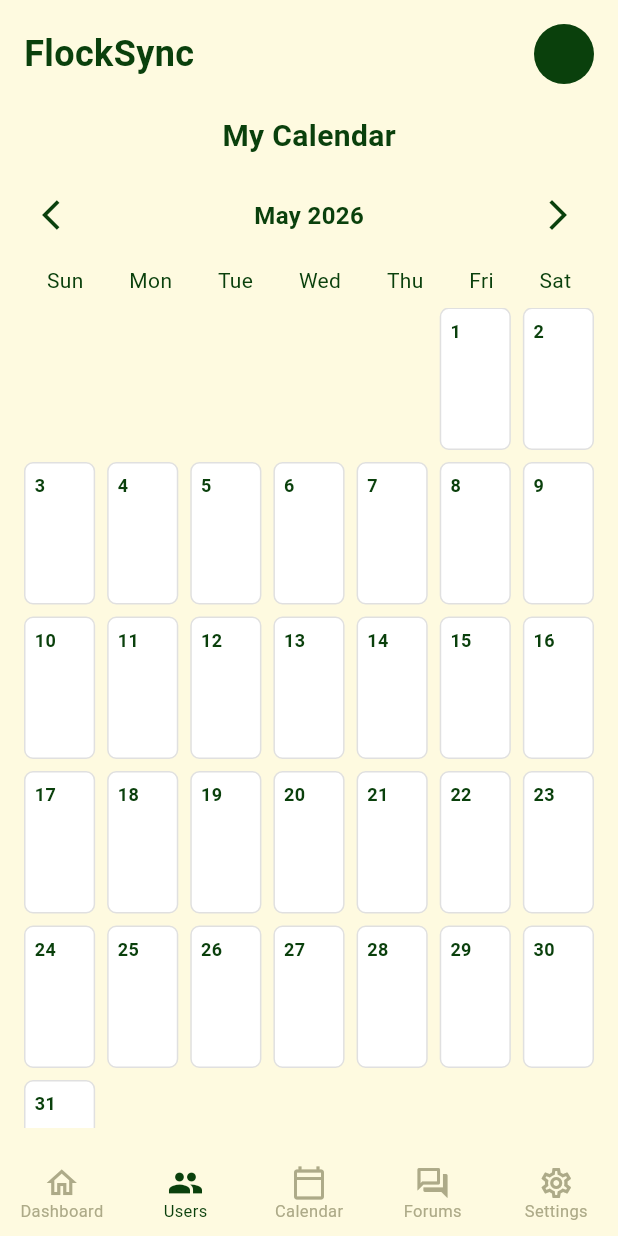
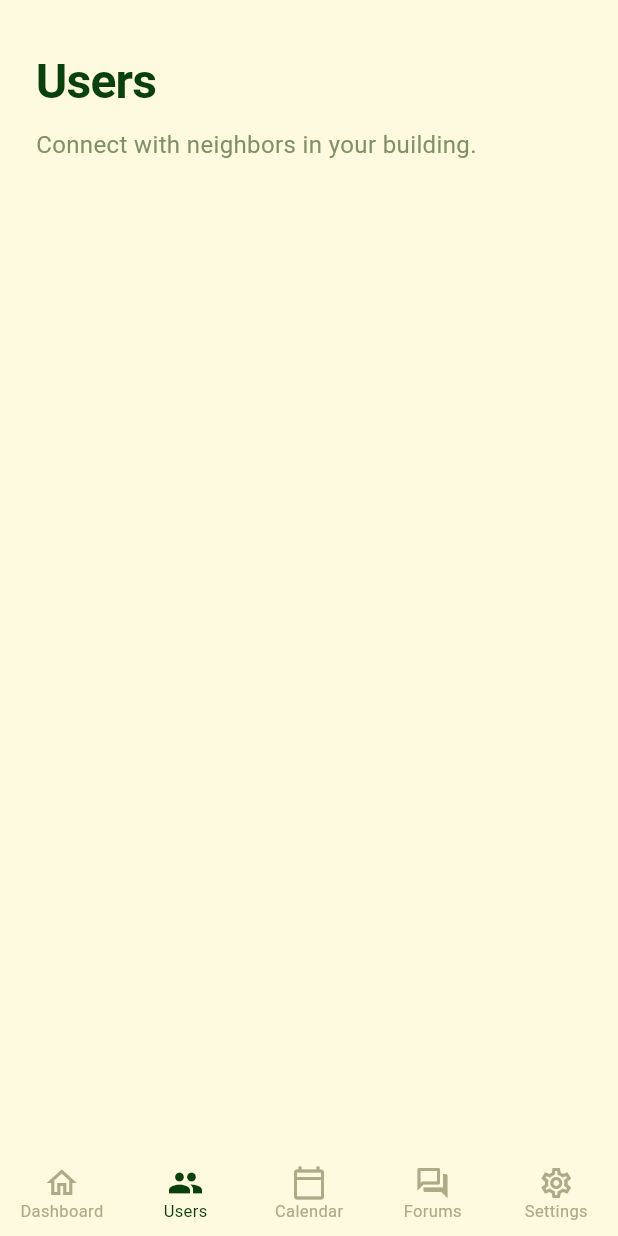
Before and after one commit to DataAgent47/Flocksync, a Flutter app: the MainShell screen opened directly with empty values, item 2 of the bottom bar chosen, on a phone screen of 412 x 824 dp. Run offline on Flutter 3.47's test engine with Material 3 defaults, Android fonts, the phone set to English and light mode, and no system bars; our stand-ins replace cloud_firestore, firebase_auth, firebase_core, firebase_storage, flutter_map, google_sign_in and 4 more; accounts and stored records are empty; generated files the repository leaves out were written again.

Commit message:
Add user placeholder

```diff
--- a/frontend/lib/features/settings/screens/settings_screen.dart
+++ b/frontend/lib/features/settings/screens/settings_screen.dart
@@ -56,7 +56,7 @@ class _SettingsScreenState extends State<SettingsScreen> {
           backgroundColor: FlockColors.cream,
           body: SafeArea(
             child: ListView(
-              padding: const EdgeInsets.fromLTRB(20, 20, 20, 32),
+              padding: const EdgeInsets.fromLTRB(24, 32, 24, 0),
               children: [
                 const Text(
                   'Settings',
@@ -64,6 +64,7 @@ class _SettingsScreenState extends State<SettingsScreen> {
                     fontSize: 32,
                     fontWeight: FontWeight.w700,
                     color: FlockColors.darkGreen,
+                    letterSpacing: -0.5,
                   ),
                 ),
                 const SizedBox(height: 8),
@@ -71,10 +72,11 @@ class _SettingsScreenState extends State<SettingsScreen> {
                   'Manage your account and privacy preferences.',
                   style: TextStyle(
                     color: FlockColors.textSecondary,
-                    fontSize: 15,
+                    fontSize: 16,
+                    height: 1.4,
                   ),
                 ),
-                const SizedBox(height: 16),
+                const SizedBox(height: 24),
                 StreamBuilder(
                   stream: _controller.profileStream(widget.user.uid),
                   builder: (context, snapshot) {
--- /dev/null
+++ b/frontend/lib/features/users/screens/users_screen.dart
@@ -0,0 +1,41 @@
+import 'package:flutter/material.dart';
+import 'package:flocksync/core/theme/flock_theme.dart';
+
+class UsersScreen extends StatelessWidget {
+  const UsersScreen({super.key});
+
+  @override
+  Widget build(BuildContext context) {
+    return Scaffold(
+      backgroundColor: FlockColors.cream,
+      body: SafeArea(
+        child: Padding(
+          padding: const EdgeInsets.fromLTRB(24, 32, 24, 0),
+          child: Column(
+            crossAxisAlignment: CrossAxisAlignment.start,
+            children: [
+              const Text(
+                'Users',
+                style: TextStyle(
+                  fontSize: 32,
+                  fontWeight: FontWeight.w700,
+                  color: FlockColors.darkGreen,
+                  letterSpacing: -0.5,
+                ),
+              ),
+              const SizedBox(height: 8),
+              const Text(
+                'Connect with neighbors in your building.',
+                style: TextStyle(
+                  fontSize: 16,
+                  color: FlockColors.textSecondary,
+                  height: 1.4,
+                ),
+              ),
+            ],
+          ),
+        ),
+      ),
+    );
+  }
+}
--- a/frontend/lib/main.dart
+++ b/frontend/lib/main.dart
@@ -11,6 +11,7 @@ import 'features/onboarding/screens/onboarding_screen.dart';
 import 'features/onboarding/services/onboarding_firestore_service.dart';
 import 'features/settings/screens/settings_screen.dart';
 import 'features/calendar/screens/personal_calendar_page.dart';
+import 'features/users/screens/users_screen.dart';
 import 'dart:ui';
 
 void main() async {
@@ -147,6 +148,7 @@ class _MainShellState extends State<MainShell> {
             isManagement: _isManagement,
             user: widget.user,
           ),
+          const UsersScreen(),
           const PersonalCalendarPage(),
           _ForumsLandingScreen(
             userId: _userId,
```
